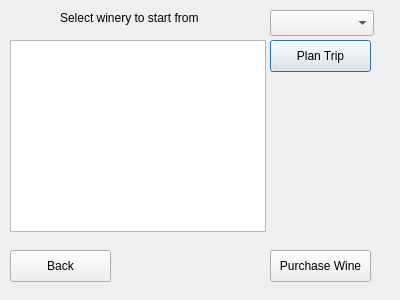
Qt form visitallwineries.ui (grenrock/cs1dQTRepository) before a commit.
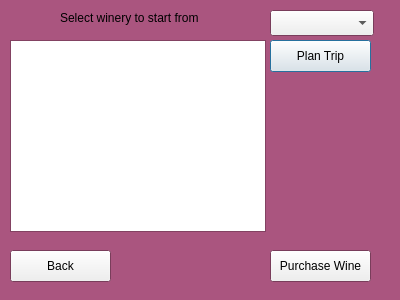
The same form after that commit.

What changed in the file:
```diff
--- a/visitallwineries.ui
+++ b/visitallwineries.ui
@@ -10,6 +10,70 @@
     <height>300</height>
    </rect>
   </property>
+  <property name="palette">
+   <palette>
+    <active>
+     <colorrole role="Base">
+      <brush brushstyle="SolidPattern">
+       <color alpha="255">
+        <red>255</red>
+        <green>255</green>
+        <blue>255</blue>
+       </color>
+      </brush>
+     </colorrole>
+     <colorrole role="Window">
+      <brush brushstyle="SolidPattern">
+       <color alpha="255">
+        <red>170</red>
+        <green>85</green>
+        <blue>127</blue>
+       </color>
+      </brush>
+     </colorrole>
+    </active>
+    <inactive>
+     <colorrole role="Base">
+      <brush brushstyle="SolidPattern">
+       <color alpha="255">
+        <red>255</red>
+        <green>255</green>
+        <blue>255</blue>
+       </color>
+      </brush>
+     </colorrole>
+     <colorrole role="Window">
+      <brush brushstyle="SolidPattern">
+       <color alpha="255">
+        <red>170</red>
+        <green>85</green>
+        <blue>127</blue>
+       </color>
+      </brush>
+     </colorrole>
+    </inactive>
+    <disabled>
+     <colorrole role="Base">
+      <brush brushstyle="SolidPattern">
+       <color alpha="255">
+        <red>170</red>
+        <green>85</green>
+        <blue>127</blue>
+       </color>
+      </brush>
+     </colorrole>
+     <colorrole role="Window">
+      <brush brushstyle="SolidPattern">
+       <color alpha="255">
+        <red>170</red>
+        <green>85</green>
+        <blue>127</blue>
+       </color>
+      </brush>
+     </colorrole>
+    </disabled>
+   </palette>
+  </property>
   <property name="windowTitle">
    <string>Dialog</string>
   </property>
```
